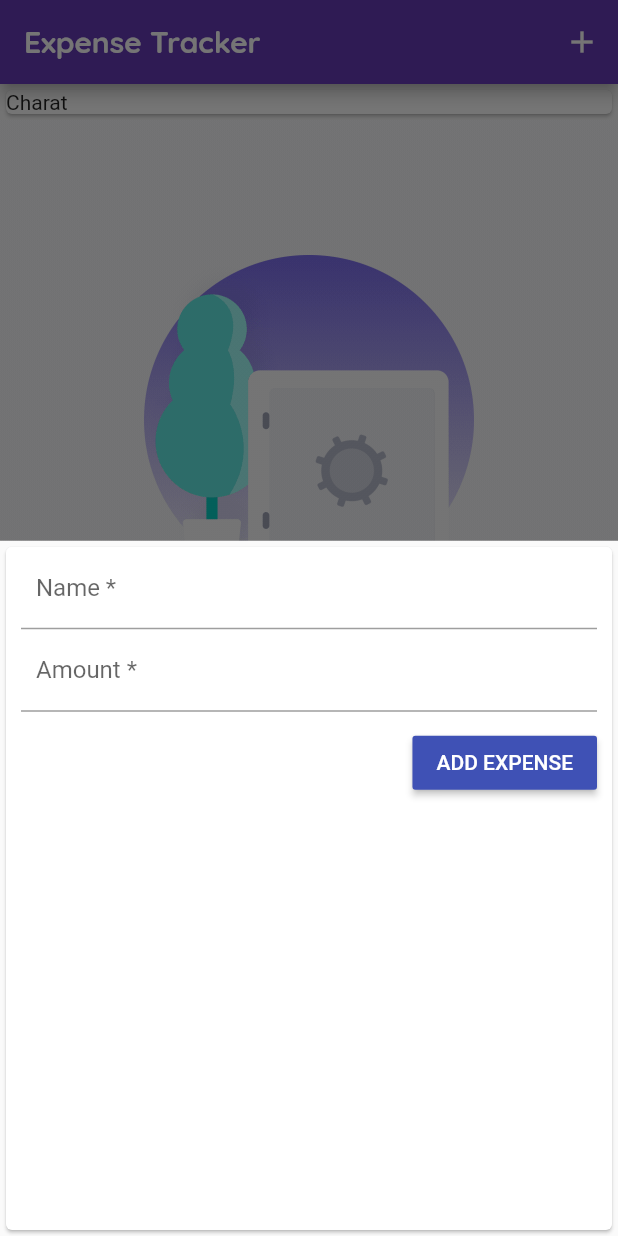
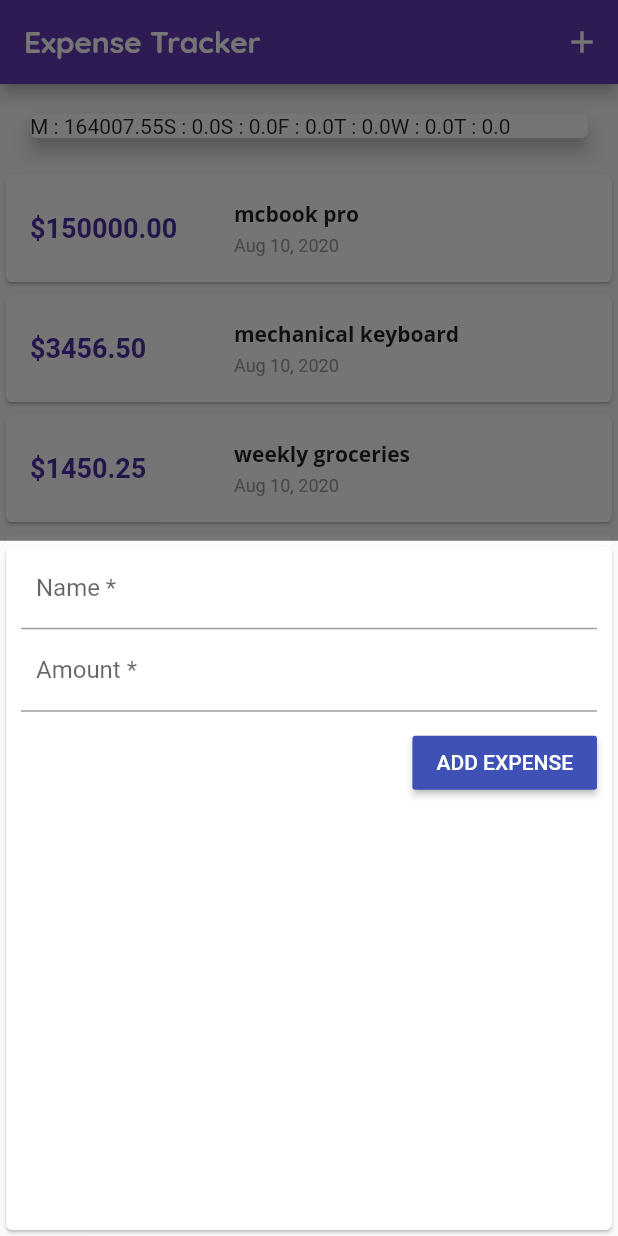
Before and after one commit to perezjoyce/expense-tracker, a Flutter app: the screen it shows after launch, after a tap on the "add" icon, on a phone screen of 412 x 824 dp. Run offline on Flutter 3.47's test engine with Material 2 defaults, Android fonts, the phone set to English and light mode, and no system bars.

Commit message:
getting chart data

```diff
--- a/lib/main.dart
+++ b/lib/main.dart
@@ -1,7 +1,8 @@
 import 'package:flutter/material.dart';
 
+import './widgets/transaction_form.dart';
+import './widgets/chart.dart';
 import './widgets/transaction_list.dart';
-import './widgets/transaction_form.dart';
 import './models/transaction.dart';
 
 void main() {
@@ -19,7 +20,7 @@ class MyApp extends StatelessWidget {
           visualDensity: VisualDensity.adaptivePlatformDensity,
           fontFamily: 'OpenSans',
           textTheme: ThemeData.light().textTheme.copyWith(
-                title: TextStyle(
+                headline6: TextStyle(
                   fontFamily: 'OpenSans',
                   fontSize: 14,
                   fontWeight: FontWeight.bold,
@@ -46,38 +47,47 @@ class MyHomePage extends StatefulWidget {
 }
 
 class _MyHomePageState extends State<MyHomePage> {
-  final List<Transaction> transactions = [
-    // Transaction(
-    //   id: 't1',
-    //   title: 'mcbook pro',
-    //   amount: 150000,
-    //   date: DateTime.now(),
-    // ),
-    // Transaction(
-    //   id: 't2',
-    //   title: 'mechanical keyboard mechanical keyboard mechanical keyboard mechanical keyboardmechanical keyboardmechanical keyboardmechanical keyboardmechanical keyboardmechanical keyboard',
-    //   amount: 3456.50,
-    //   date: DateTime.now(),
-    // ),
-    // Transaction(
-    //   id: 't3',
-    //   title: 'weekly groceries',
-    //   amount: 1450.25,
-    //   date: DateTime.now(),
-    // ),
-    // Transaction(
-    //   id: 't4',
-    //   title: 'house bill',
-    //   amount: 1100,
-    //   date: DateTime.now(),
-    // ),
-    // Transaction(
-    //   id: 't5',
-    //   title: 'electricity bill',
-    //   amount: 8000.80,
-    //   date: DateTime.now(),
-    // ),
+  final List<Transaction> _transactions = [
+    Transaction(
+      id: 't1',
+      title: 'mcbook pro',
+      amount: 150000,
+      date: DateTime.now(),
+    ),
+    Transaction(
+      id: 't2',
+      title: 'mechanical keyboard',
+      amount: 3456.50,
+      date: DateTime.now(),
+    ),
+    Transaction(
+      id: 't3',
+      title: 'weekly groceries',
+      amount: 1450.25,
+      date: DateTime.now(),
+    ),
+    Transaction(
+      id: 't4',
+      title: 'house bill',
+      amount: 1100,
+      date: DateTime.now(),
+    ),
+    Transaction(
+      id: 't5',
+      title: 'electricity bill',
+      amount: 8000.80,
+      date: DateTime.now(),
+    ),
   ];
+
+  //GETTER for recent transactions to be displayed in chart
+  List<Transaction> get _recentTransactions {
+    return _transactions.where((transaction) {
+      return transaction.date.isAfter(DateTime.now().subtract(
+        Duration(days: 7),
+      ));
+    }).toList();
+  }
 
   void _addNewTransaction(String title, double amount) {
     final newTransaction = Transaction(
@@ -89,7 +99,7 @@ class _MyHomePageState extends State<MyHomePage> {
 
     setState(() {
       //we didn't change the pointer (i.e., transactions), just the value/list itself
-      transactions.add(newTransaction);
+      _transactions.add(newTransaction);
     });
   }
 
@@ -127,10 +137,8 @@ class _MyHomePageState extends State<MyHomePage> {
         // mainAxisAlignment: MainAxisAlignment.start,
         // crossAxisAlignment: CrossAxisAlignment.stretch,
         children: <Widget>[
-          Card(
-            child: Text('Charat'),
-          ),
-          TransactionList(transactions),
+          Chart(_recentTransactions),
+          TransactionList(_transactions),
         ],
       ),
       floatingActionButtonLocation: FloatingActionButtonLocation.centerFloat,
--- /dev/null
+++ b/lib/widgets/chart.dart
@@ -0,0 +1,48 @@
+import 'package:flutter/material.dart';
+import 'package:intl/intl.dart';
+
+import '../models/transaction.dart';
+
+class Chart extends StatelessWidget {
+  final List<Transaction> transactions;
+
+  Chart(this.transactions);
+
+  //GETTER: Get a map with the weeks and their corresponding total expenses
+  List<Map<String, Object>> get groupedTransactionValues {
+    return List.generate(7, (index) {
+      final weekday = DateTime.now().subtract(
+        Duration(days: index),
+      );
+      var total = 0.0;
+
+      for (var i = 0; i < transactions.length; i++) {
+        if (transactions[i].date.day == weekday.day && transactions[i].date.month == weekday.month && transactions[i].date.year == weekday.year) {
+          total += transactions[i].amount;
+        }
+      }
+
+      print(total);
+      print(DateFormat.E().format(weekday));
+
+      return {
+        'day': DateFormat.E().format(weekday).substring(0, 1),
+        'amount': total,
+      };
+    });
+  }
+
+  @override
+  Widget build(BuildContext context) {
+    print(groupedTransactionValues);
+    return Card(
+      elevation: 5,
+      margin: EdgeInsets.all(20),
+      child: Row(
+        children: groupedTransactionValues.map((data) {
+          return Text('${data['day']} : ${data['amount']}');
+        }).toList(),
+      ),
+    );
+  }
+}
--- a/lib/widgets/transaction_list.dart
+++ b/lib/widgets/transaction_list.dart
@@ -11,7 +11,7 @@ class TransactionList extends StatelessWidget {
   @override
   Widget build(BuildContext context) {
     return Container(
-      height: 500, //Parent sets the height of list view
+      height: 400, //Parent sets the height of list view
       child: transactions.isEmpty
           ? Column(
               children: <Widget>[
```
